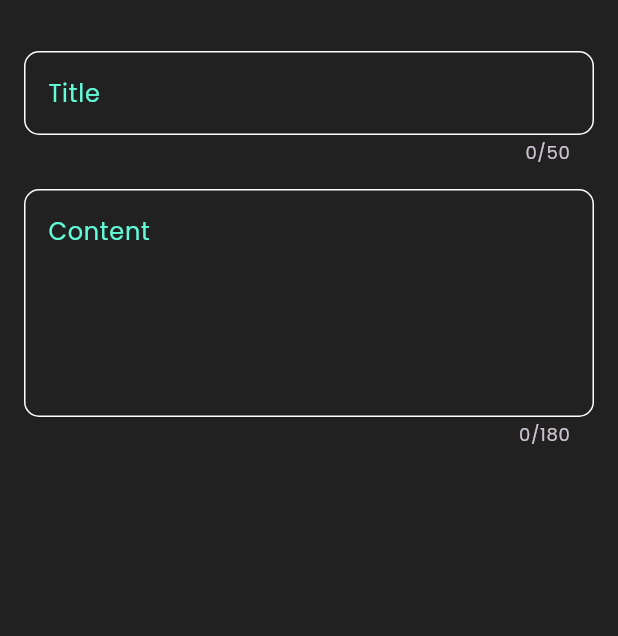
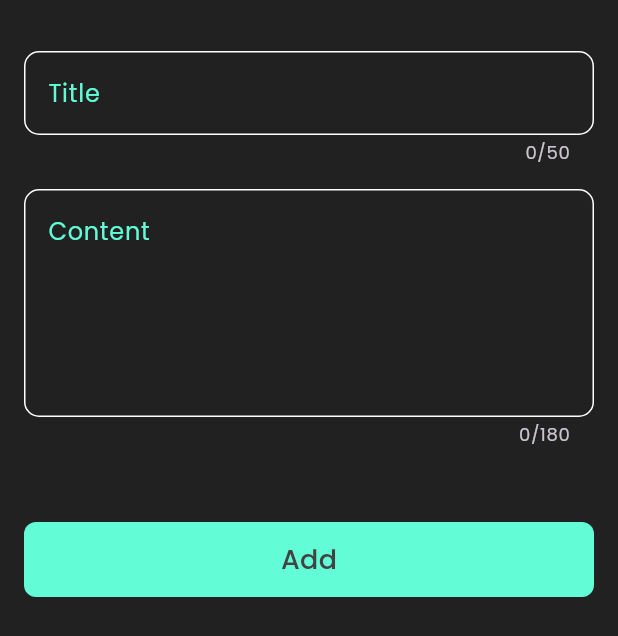
Before and after one commit to khalidadel365/notes_app, a Flutter app: the AddNoteBottomSheet widget shown alone on an empty page, opened directly, on a phone screen of 412 x 824 dp. Shown: the top 636 px of the screen. Run offline on Flutter 3.47's test engine with Material 3 defaults, Android fonts, the phone set to English and light mode, and no system bars; our stand-ins replace font_awesome_flutter.

Commit message:
finish notes bottom sheet

```diff
--- a/lib/widgets/add_note_bottom_sheet.dart
+++ b/lib/widgets/add_note_bottom_sheet.dart
@@ -1,4 +1,5 @@
 import 'package:flutter/material.dart';
+import 'package:notes_app/widgets/custom_button.dart';
 import 'package:notes_app/widgets/custom_text_form_field.dart';
 
 class AddNoteBottomSheet extends StatelessWidget {
@@ -8,6 +9,7 @@ class AddNoteBottomSheet extends StatelessWidget {
   Widget build(BuildContext context) {
     return Padding(
       padding: const EdgeInsets.symmetric(horizontal: 16.0,vertical: 34),
+      child: SingleChildScrollView(
         child: Column(
           children: [
             CustomTextFormField(
@@ -23,8 +25,15 @@ class AddNoteBottomSheet extends StatelessWidget {
               maxLines: 5,
               maxLength: 180,
             ),
+            SizedBox(height: 50,),
+            CustomButton(
+                text: 'Add',
+                onPressed: (){
 
+                }),
+            SizedBox(height: 16,),
           ],
+        ),
       ),
     );
   }
--- /dev/null
+++ b/lib/widgets/custom_button.dart
@@ -0,0 +1,32 @@
+import 'package:flutter/material.dart';
+import 'package:notes_app/constants.dart';
+
+class CustomButton extends StatelessWidget {
+  CustomButton({required this.text,required this.onPressed});
+  String text;
+  VoidCallback onPressed;
+  @override
+  Widget build(BuildContext context) {
+    return GestureDetector(
+      onTap: onPressed,
+      child: Container(
+        decoration: BoxDecoration(
+            color: kPrimaryColor,
+            borderRadius: BorderRadius.circular(8)
+        ),
+        width: MediaQuery.of(context).size.width,
+        height: 50,
+        child: Center(
+          child: Text(
+            text,style: TextStyle(
+            fontSize: 18,
+            color: Colors.grey[800],
+            fontWeight: FontWeight.w500,
+          ),
+          ),
+        ),
+
+      ),
+    );
+  }
+}
```
Lines whose indentation alone changed are shown as unchanged.
